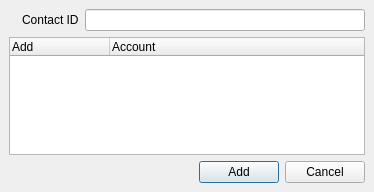
The window that wengophone/src/presentation/qt/login/AddIMContactDialog.ui (tkrotoff/WengoPhone) describes before a commit, drawn with Qt 5.
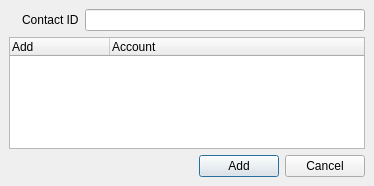
The same window after the commit. Icons and pictures are not drawn.

Commit message: More work on the profile bar Add contact now use new dialog More work on the contact list

Patch:
```diff
--- a/wengophone/src/presentation/qt/login/AddIMContactDialog.ui
+++ b/wengophone/src/presentation/qt/login/AddIMContactDialog.ui
@@ -9,9 +9,15 @@
     <x>0</x>
     <y>0</y>
     <width>374</width>
-    <height>192</height>
+    <height>186</height>
    </rect>
   </property>
+  <property name="maximumSize" >
+   <size>
+    <width>16777215</width>
+    <height>200</height>
+   </size>
+  </property>
   <property name="windowTitle" >
    <string>Dialog</string>
   </property>
```
The commit also changes 26 other files.
